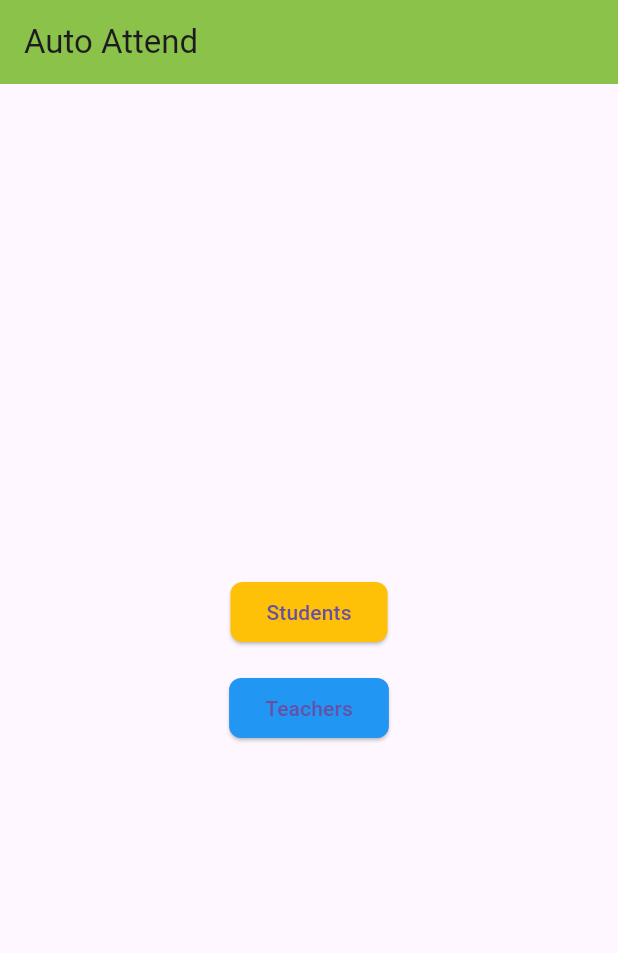
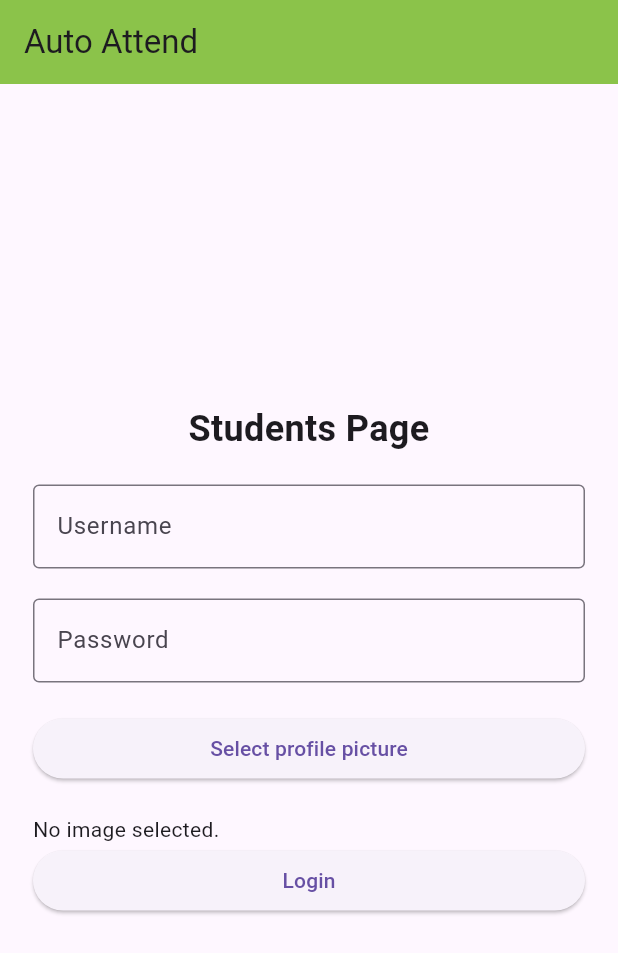
Before and after one commit to nanda-gopal-sb/auto_attend, a Flutter app: the screen it shows after launch, on a phone screen of 412 x 824 dp. Shown: the top 953 px of the screen. Run offline on Flutter 3.47's test engine with Material 3 defaults, Android fonts, the phone set to English and light mode, and no system bars; our stand-ins replace image_picker, loading_animation_widget, sqflite; missing offline and left inert: flutter_face_api, wifi_scan; accounts and stored records are empty.

Commit message:
UI rework

```diff
--- a/lib/attendance/landing_page.dart
+++ b/lib/attendance/landing_page.dart
@@ -1,9 +1,12 @@
-import 'package:auto_attend/attendance/teacher_handler.dart';
-import 'package:auto_attend/auth/authFace.dart';
+import 'dart:convert';
+import 'dart:io';
+import 'package:auto_attend/pages/home.dart';
 import 'package:flutter/material.dart';
-import 'package:auto_attend/auth/registerFace.dart';
-import 'package:path/path.dart';
-import 'package:sqflite/sqflite.dart';
+import 'package:http/http.dart' as http;
+import 'package:auto_attend/database/utils.dart';
+import 'package:image_picker/image_picker.dart';
+import '../database/user.dart';
+import '../database/global.dart';
 
 class LandingPage extends StatefulWidget {
   const LandingPage({super.key});
@@ -13,20 +16,25 @@ class LandingPage extends StatefulWidget {
 }
 
 class _LandingPageState extends State<LandingPage> {
+  final ImagePicker _picker = ImagePicker();
+  final TextEditingController usernameController = TextEditingController();
+  final TextEditingController passwordController = TextEditingController();
+
   @override
   void initState() {
+    checkLoginStatus();
     super.initState();
-    _checkDatabaseExistence();
   }
 
-  bool _databaseExists = false;
-  Future<bool> _checkDatabaseExistence() async {
-    final databasePath = join(await getDatabasesPath(), 'test6.db');
-    final dbExists = await databaseExists(databasePath);
-    setState(() {
-      _databaseExists = dbExists;
+  checkLoginStatus() {
+    DatabaseHelper.instance.isDatabaseCreated().then((isCreated) {
+      if (isCreated) {
+        Navigator.push(
+          context,
+          MaterialPageRoute(builder: (context) => const HomeApp()),
+        );
+      }
     });
-    return dbExists;
   }
 
   @override
@@ -38,52 +46,88 @@ class _LandingPageState extends State<LandingPage> {
         title: const Text('Auto Attend'),
       ),
       body: Center(
+        child: Container(
+          padding: const EdgeInsets.all(16.0),
+          constraints: const BoxConstraints(maxWidth: 400),
           child: Column(
             mainAxisAlignment: MainAxisAlignment.center,
-          children: [
+            crossAxisAlignment: CrossAxisAlignment.stretch,
+            children: <Widget>[
+              const Text(
+                'Students Page',
+                style: TextStyle(fontSize: 24, fontWeight: FontWeight.bold),
+                textAlign: TextAlign.center,
+              ),
+              const SizedBox(height: 20),
+              TextField(
+                controller: usernameController,
+                decoration: const InputDecoration(
+                  border: OutlineInputBorder(),
+                  labelText: 'Username',
+                ),
+              ),
+              const SizedBox(height: 20),
+              TextField(
+                controller: passwordController,
+                obscureText: true,
+                decoration: const InputDecoration(
+                  border: OutlineInputBorder(),
+                  labelText: 'Password',
+                ),
+              ),
+              const SizedBox(height: 20),
               ElevatedButton(
-              onPressed: () {
-                if (_databaseExists == true) {
+                onPressed: () async {
+                  final XFile? image =
+                      await _picker.pickImage(source: ImageSource.gallery);
+                  if (image != null) {
+                    setState(() {
+                      _image = image;
+                    });
+                  }
+                },
+                child: const Text('Select profile picture'),
+              ),
+              const SizedBox(height: 20),
+              _image != null
+                  ? Image.file(File(_image!.path), height: 200, width: 200)
+                  : const Text('No image selected.'),
+              ElevatedButton(
+                onPressed: () async {
+                  final response = await http.post(
+                    Uri.parse('$url/login'),
+                    body: {
+                      'username': usernameController.text,
+                      'password': passwordController.text,
+                      'userType': 'student',
+                    },
+                  );
+                  final responseBody = jsonDecode(response.body);
+                  if (responseBody['user_id'] != null &&
+                      responseBody['user_id'] is int) {
+                    final User user = User(
+                      id: responseBody['user_id'],
+                      username: usernameController.text,
+                      password: passwordController.text,
+                      image: await File(_image!.path).readAsBytes(),
+                    );
+                    await DatabaseHelper.instance.initDb();
+                    int id = await DatabaseHelper.instance.insertUser(user);
+                    print(id);
                     Navigator.push(
                       context,
-                    MaterialPageRoute(builder: (context) => const AuthFace()),
-                  );
-                } else {
-                  Navigator.push(
-                    context,
-                    MaterialPageRoute(
-                        builder: (context) => const Registerface()),
+                      MaterialPageRoute(builder: (context) => const HomeApp()),
                     );
                   }
                 },
-              style: ElevatedButton.styleFrom(
-                backgroundColor: Colors.amber,
-                shape: RoundedRectangleBorder(
-                  borderRadius: BorderRadius.circular(8),
-                ),
-              ),
-              child: const Text('Students'),
-            ),
-            const SizedBox(height: 16),
-            ElevatedButton(
-              style: ElevatedButton.styleFrom(
-                backgroundColor: Colors.blue,
-                shape: RoundedRectangleBorder(
-                  borderRadius: BorderRadius.circular(8),
-                ),
-              ),
-              onPressed: () {
-                Navigator.push(
-                  context,
-                  MaterialPageRoute(
-                      builder: (context) => const TeacherHandler()),
-                );
-              },
-              child: const Text('Teachers'),
+                child: const Text('Login'),
               ),
             ],
           ),
         ),
+      ),
     ));
   }
+
+  XFile? _image;
 }
--- a/lib/auth/registerFace.dart
+++ b/lib/auth/registerFace.dart
@@ -1,6 +1,7 @@
 import 'dart:io';
 import 'dart:typed_data';
-import 'package:auto_attend/attendance/wifi_search.dart';
+import 'package:auto_attend/pages/home.dart';
+//import 'package:auto_attend/attendance/wifi_search.dart';
 import 'package:flutter/material.dart';
 import 'package:image_picker/image_picker.dart';
 import 'package:path/path.dart';
@@ -147,7 +148,7 @@ class _RegisterfaceState extends State<Registerface> {
                     Navigator.push(
                       context,
                       MaterialPageRoute(
-                          builder: (context) => const wifiSearch()),
+                          builder: (context) => const HomeNavigation()),
                     );
                   } catch (e) {
                     //print('Error: $e');
--- /dev/null
+++ b/lib/database/global.dart
@@ -0,0 +1 @@
+const url = 'https://bddf-103-82-77-168.ngrok-free.app';
--- /dev/null
+++ b/lib/database/user.dart
@@ -0,0 +1,31 @@
+import 'dart:typed_data';
+
+class User {
+  final int? id;
+  final String username;
+  final String password;
+  final Uint8List image;
+  User(
+      {this.id,
+      required this.username,
+      required this.password,
+      required this.image});
+
+  Map<String, dynamic> toMap() {
+    return {
+      'id': id,
+      'username': username,
+      'password': password,
+      'image': image,
+    };
+  }
+
+  factory User.fromMap(Map<String, dynamic> map) {
+    return User(
+      id: map['id'],
+      username: map['username'],
+      password: map['password'],
+      image: map['image'],
+    );
+  }
+}
--- /dev/null
+++ b/lib/database/utils.dart
@@ -0,0 +1,48 @@
+import 'package:path/path.dart';
+import 'package:sqflite/sqflite.dart';
+import 'user.dart';
+
+class DatabaseHelper {
+  static final DatabaseHelper instance = DatabaseHelper._instance();
+  static Database? _database;
+
+  DatabaseHelper._instance();
+
+  Future<Database> get db async {
+    _database ??= await initDb();
+    return _database!;
+  }
+
+  Future<Database> initDb() async {
+    String databasesPath = await getDatabasesPath();
+    String path = join(databasesPath, 'attendance2.db');
+    return await openDatabase(path, version: 1, onCreate: _onCreate);
+  }
+
+  Future<bool> isDatabaseCreated() async {
+    String databasesPath = await getDatabasesPath();
+    String path = join(databasesPath, 'attendance2.db');
+    return databaseExists(path);
+  }
+
+  Future _onCreate(Database db, int version) async {
+    await db.execute('''
+      CREATE TABLE students (
+        id INTEGER PRIMARY KEY,
+        username TEXT,
+        password TEXT,
+        image BLOB
+      )
+    ''');
+  }
+
+  Future<List<Map<String, dynamic>>> queryAllUsers() async {
+    Database db = await instance.db;
+    return await db.query('students');
+  }
+
+  Future<int> insertUser(User user) async {
+    Database db = await instance.db;
+    return await db.insert('students', user.toMap());
+  }
+}
--- a/lib/main.dart
+++ b/lib/main.dart
@@ -440,7 +440,6 @@
 // //     ..hideCurrentSnackBar()
 // //     ..showSnackBar(SnackBar(content: Text(message)));
 // // }
-import 'package:auto_attend/attendance/student_handler.dart';
 import 'package:flutter/material.dart';
 import 'attendance/landing_page.dart';
 
```
Also changed, not shown: lib/pages/attendance.dart (added, +85 -0 lines), lib/pages/home.dart (added, +64 -0 lines), lib/pages/profile.dart (added, +68 -0 lines), lib/pages/subjects.dart (added, +62 -0 lines). Lines whose indentation alone changed are shown as unchanged.
